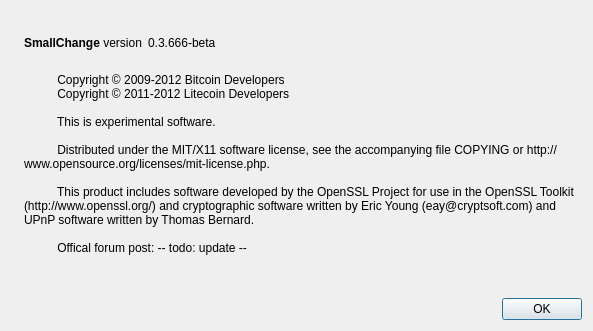
GhostLion/GameCoin, file src/qt/forms/aboutdialog.ui: the form before one commit.
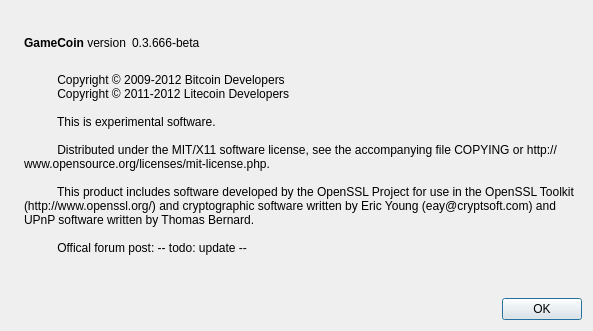
The form after the commit. Icons and pictures are not drawn.

Patch:
```diff
--- a/src/qt/forms/aboutdialog.ui
+++ b/src/qt/forms/aboutdialog.ui
@@ -50,7 +50,7 @@
           <cursorShape>IBeamCursor</cursorShape>
          </property>
          <property name="text">
-          <string>&lt;b&gt;SmallChange&lt;/b&gt; version</string>
+          <string>&lt;b&gt;GameCoin&lt;/b&gt; version</string>
          </property>
          <property name="textInteractionFlags">
           <set>Qt::LinksAccessibleByMouse|Qt::TextSelectableByKeyboard|Qt::TextSelectableByMouse</set>
```
Left out of the diff: 2 changed lines with no effect on the pictures.
